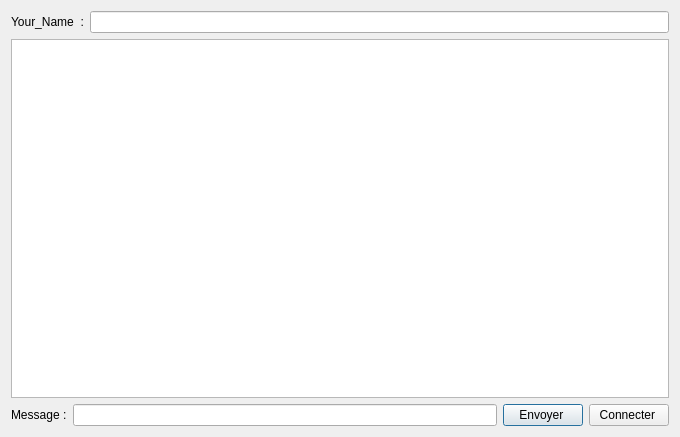
Oussamab6/E-Health_2A14, file widget.ui: the form before one commit.
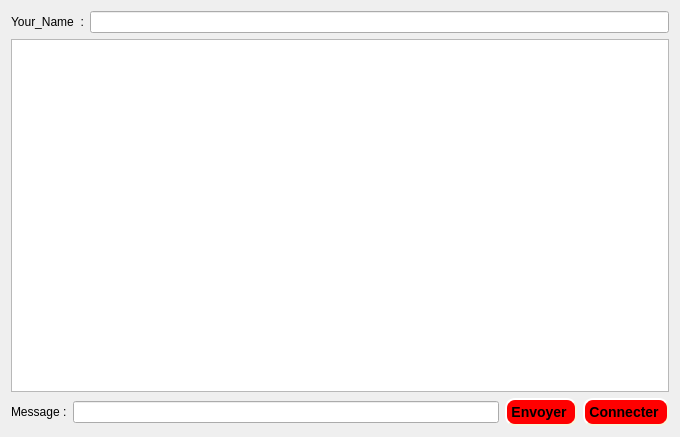
The form after the commit.

The edit to the form file:
```diff
--- a/widget.ui
+++ b/widget.ui
@@ -45,6 +45,16 @@
      </item>
      <item>
       <widget class="QPushButton" name="send">
+       <property name="styleSheet">
+        <string notr="true">background-color: red;
+    border-style: outset;
+    border-width: 2px;
+    border-radius: 10px;
+    border-color: beige;
+    font: bold 14px;
+    min-width: 6em;
+    padding: 4;</string>
+       </property>
        <property name="text">
         <string>Envoyer </string>
        </property>
@@ -52,6 +62,16 @@
      </item>
      <item>
       <widget class="QPushButton" name="bind">
+       <property name="styleSheet">
+        <string notr="true">background-color: red;
+    border-style: outset;
+    border-width: 2px;
+    border-radius: 10px;
+    border-color: beige;
+    font: bold 14px;
+    min-width: 6em;
+    padding: 4;</string>
+       </property>
        <property name="text">
         <string>Connecter </string>
        </property>
```
